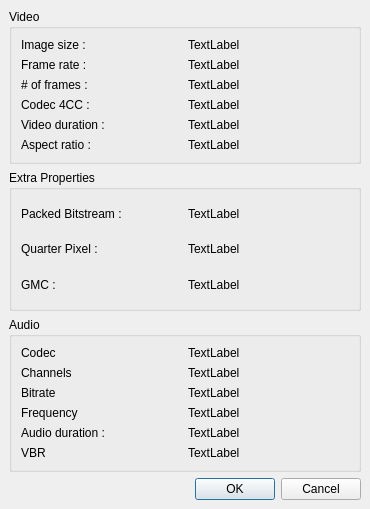
The window that branches/avidemux_2.4_branch/avidemux/ADM_userInterfaces/ADM_QT4/ADM_dialog/props.ui (BackupTheBerlios/avidemux-svn) describes before a commit, drawn with Qt 5.
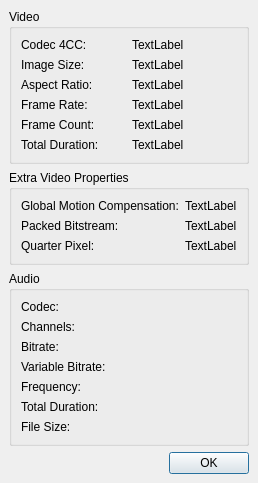
The same window after the commit.

Commit message: tweaked layout of Properties window (GTK & Qt4)

Diff of the .ui file:
```diff
--- a/branches/avidemux_2.4_branch/avidemux/ADM_userInterfaces/ADM_QT4/ADM_dialog/props.ui
+++ b/branches/avidemux_2.4_branch/avidemux/ADM_userInterfaces/ADM_QT4/ADM_dialog/props.ui
@@ -5,8 +5,8 @@
    <rect>
     <x>0</x>
     <y>0</y>
-    <width>370</width>
-    <height>509</height>
+    <width>245</width>
+    <height>465</height>
    </rect>
   </property>
   <property name="windowTitle" >
@@ -34,97 +34,97 @@
       <property name="spacing" >
        <number>6</number>
       </property>
-      <item row="1" column="1" >
+      <item row="3" column="1" >
        <widget class="QLabel" name="labelFrameRate" >
         <property name="text" >
          <string>TextLabel</string>
         </property>
        </widget>
       </item>
-      <item row="0" column="1" >
-       <widget class="QLabel" name="labeImageSize" >
-        <property name="text" >
-         <string>TextLabel</string>
-        </property>
-       </widget>
-      </item>
-      <item row="0" column="0" >
-       <widget class="QLabel" name="label" >
-        <property name="text" >
-         <string>Image size :</string>
-        </property>
-       </widget>
-      </item>
-      <item row="1" column="0" >
+      <item row="3" column="0" >
        <widget class="QLabel" name="label_2" >
         <property name="text" >
-         <string>Frame rate :</string>
+         <string>Frame Rate:</string>
         </property>
        </widget>
       </item>
-      <item row="2" column="0" >
+      <item row="4" column="1" >
+       <widget class="QLabel" name="labelNbOfFrames" >
+        <property name="text" >
+         <string>TextLabel</string>
+        </property>
+       </widget>
+      </item>
+      <item row="4" column="0" >
        <widget class="QLabel" name="label_3" >
         <property name="text" >
-         <string># of frames : </string>
+         <string>Frame Count: </string>
         </property>
        </widget>
       </item>
-      <item row="3" column="0" >
-       <widget class="QLabel" name="label_4" >
+      <item row="5" column="1" >
+       <widget class="QLabel" name="labelVideoDuration" >
         <property name="text" >
-         <string>Codec 4CC :</string>
+         <string>TextLabel</string>
         </property>
        </widget>
       </item>
-      <item row="4" column="0" >
+      <item row="5" column="0" >
        <widget class="QLabel" name="label_5" >
         <property name="text" >
-         <string>Video duration :</string>
+         <string>Total Duration:</string>
         </property>
        </widget>
       </item>
-      <item row="5" column="0" >
-       <widget class="QLabel" name="label_6" >
-        <property name="text" >
-         <string>Aspect ratio :</string>
-        </property>
-       </widget>
-      </item>
-      <item row="5" column="1" >
+      <item row="2" column="1" >
        <widget class="QLabel" name="LabelAspectRatio" >
         <property name="text" >
          <string>TextLabel</string>
         </property>
        </widget>
       </item>
-      <item row="4" column="1" >
-       <widget class="QLabel" name="labelVideoDuration" >
+      <item row="2" column="0" >
+       <widget class="QLabel" name="label_6" >
         <property name="text" >
-         <string>TextLabel</string>
+         <string>Aspect Ratio:</string>
         </property>
        </widget>
       </item>
-      <item row="2" column="1" >
-       <widget class="QLabel" name="labelNbOfFrames" >
+      <item row="1" column="1" >
+       <widget class="QLabel" name="labeImageSize" >
         <property name="text" >
          <string>TextLabel</string>
         </property>
        </widget>
       </item>
-      <item row="3" column="1" >
+      <item row="1" column="0" >
+       <widget class="QLabel" name="label" >
+        <property name="text" >
+         <string>Image Size:</string>
+        </property>
+       </widget>
+      </item>
+      <item row="0" column="1" >
        <widget class="QLabel" name="label4CC" >
         <property name="text" >
          <string>TextLabel</string>
         </property>
        </widget>
       </item>
+      <item row="0" column="0" >
+       <widget class="QLabel" name="label_4" >
+        <property name="text" >
+         <string>Codec 4CC:</string>
+        </property>
+       </widget>
+      </item>
      </layout>
     </widget>
    </item>
    <item>
     <widget class="QGroupBox" name="groupBox_2" >
      <property name="title" >
-      <string>Extra Properties</string>
+      <string>Extra Video Properties</string>
      </property>
      <layout class="QGridLayout" >
       <property name="margin" >
@@ -133,42 +133,42 @@
       <property name="spacing" >
        <number>6</number>
       </property>
-      <item row="1" column="0" >
-       <widget class="QLabel" name="label_7" >
-        <property name="text" >
-         <string>Quarter Pixel :</string>
-        </property>
-       </widget>
-      </item>
-      <item row="1" column="1" >
-       <widget class="QLabel" name="LabelQuarterPixel" >
-        <property name="text" >
-         <string>TextLabel</string>
-        </property>
-       </widget>
-      </item>
-      <item row="2" column="0" >
+      <item row="0" column="0" >
        <widget class="QLabel" name="label_9" >
         <property name="text" >
-         <string>GMC :</string>
+         <string>Global Motion Compensation:</string>
         </property>
        </widget>
       </item>
-      <item row="0" column="1" >
+      <item row="1" column="1" >
        <widget class="QLabel" name="LabelPackedBitstream" >
         <property name="text" >
          <string>TextLabel</string>
         </property>
        </widget>
       </item>
-      <item row="0" column="0" >
+      <item row="1" column="0" >
        <widget class="QLabel" name="label_8" >
         <property name="text" >
-         <string>Packed Bitstream :</string>
+         <string>Packed Bitstream:</string>
         </property>
        </widget>
       </item>
       <item row="2" column="1" >
+       <widget class="QLabel" name="LabelQuarterPixel" >
+        <property name="text" >
+         <string>TextLabel</string>
+        </property>
+       </widget>
+      </item>
+      <item row="2" column="0" >
+       <widget class="QLabel" name="label_7" >
+        <property name="text" >
+         <string>Quarter Pixel:</string>
+        </property>
+       </widget>
+      </item>
+      <item row="0" column="1" >
        <widget class="QLabel" name="LabelGMC" >
         <property name="text" >
          <string>TextLabel</string>
@@ -193,87 +193,101 @@
       <property name="spacing" >
        <number>6</number>
       </property>
-      <item row="4" column="1" >
+      <item row="6" column="1" >
+       <widget class="QLabel" name="labelFileSize" >
+        <property name="text" >
+         <string/>
+        </property>
+       </widget>
+      </item>
+      <item row="6" column="0" >
+       <widget class="QLabel" name="label_16" >
+        <property name="text" >
+         <string>File Size:</string>
+        </property>
+       </widget>
+      </item>
+      <item row="5" column="1" >
        <widget class="QLabel" name="labelAudioDuration" >
         <property name="text" >
-         <string>TextLabel</string>
+         <string/>
         </property>
        </widget>
       </item>
-      <item row="2" column="0" >
-       <widget class="QLabel" name="label_15" >
+      <item row="5" column="0" >
+       <widget class="QLabel" name="label_13" >
         <property name="text" >
-         <string>Bitrate</string>
+         <string>Total Duration:</string>
         </property>
        </widget>
       </item>
-      <item row="2" column="1" >
-       <widget class="QLabel" name="labelBitrate" >
+      <item row="4" column="0" >
+       <widget class="QLabel" name="label_11" >
         <property name="text" >
-         <string>TextLabel</string>
+         <string>Frequency:</string>
         </property>
        </widget>
       </item>
-      <item row="3" column="1" >
+      <item row="4" column="1" >
        <widget class="QLabel" name="labelFrequency" >
         <property name="text" >
-         <string>TextLabel</string>
+         <string/>
         </property>
        </widget>
       </item>
-      <item row="5" column="0" >
+      <item row="3" column="0" >
        <widget class="QLabel" name="label_14" >
         <property name="text" >
-         <string>VBR</string>
+         <string>Variable Bitrate:</string>
         </property>
        </widget>
       </item>
-      <item row="4" column="0" >
-       <widget class="QLabel" name="label_13" >
-        <property name="text" >
-         <string>Audio duration :</string>
-        </property>
-       </widget>
-      </item>
-      <item row="5" column="1" >
+      <item row="3" column="1" >
        <widget class="QLabel" name="labelVBR" >
         <property name="text" >
-         <string>TextLabel</string>
+         <string/>
+        </property>
+       </widget>
+      </item>
+      <item row="2" column="1" >
+       <widget class="QLabel" name="labelBitrate" >
+        <property name="text" >
+         <string/>
+        </property>
+       </widget>
+      </item>
+      <item row="2" column="0" >
+       <widget class="QLabel" name="label_15" >
+        <property name="text" >
+         <string>Bitrate:</string>
         </property>
        </widget>
       </item>
       <item row="1" column="1" >
        <widget class="QLabel" name="labelChannels" >
         <property name="text" >
-         <string>TextLabel</string>
-        </property>
-       </widget>
-      </item>
-      <item row="0" column="1" >
-       <widget class="QLabel" name="labelACodec" >
-        <property name="text" >
-         <string>TextLabel</string>
+         <string/>
         </property>
        </widget>
       </item>
       <item row="1" column="0" >
        <widget class="QLabel" name="label_10" >
         <property name="text" >
-         <string>Channels</string>
+         <string>Channels:</string>
+        </property>
+       </widget>
+      </item>
+      <item row="0" column="1" >
+       <widget class="QLabel" name="labelACodec" >
+        <property name="text" >
+         <string/>
         </property>
        </widget>
       </item>
       <item row="0" column="0" >
        <widget class="QLabel" name="label_12" >
         <property name="text" >
-         <string>Codec</string>
-        </property>
-       </widget>
-      </item>
-      <item row="3" column="0" >
-       <widget class="QLabel" name="label_11" >
-        <property name="text" >
-         <string>Frequency</string>
+         <string>Codec:</string>
         </property>
        </widget>
       </item>
@@ -281,12 +295,23 @@
     </widget>
    </item>
    <item>
-    <widget class="QDialogButtonBox" name="buttonBox" >
-     <property name="orientation" >
-      <enum>Qt::Horizontal</enum>
+    <widget class="QPushButton" name="pushButton" >
+     <property name="sizePolicy" >
+      <sizepolicy>
+       <hsizetype>0</hsizetype>
+       <vsizetype>0</vsizetype>
+       <horstretch>0</horstretch>
+       <verstretch>0</verstretch>
+      </sizepolicy>
      </property>
-     <property name="standardButtons" >
-      <set>QDialogButtonBox::Cancel|QDialogButtonBox::NoButton|QDialogButtonBox::Ok</set>
+     <property name="layoutDirection" >
+      <enum>Qt::RightToLeft</enum>
+     </property>
+     <property name="text" >
+      <string>OK</string>
+     </property>
+     <property name="default" >
+      <bool>true</bool>
      </property>
     </widget>
    </item>
```
Left out of the diff: 32 changed lines with no effect on the pictures. The commit also changes 4 other files.
